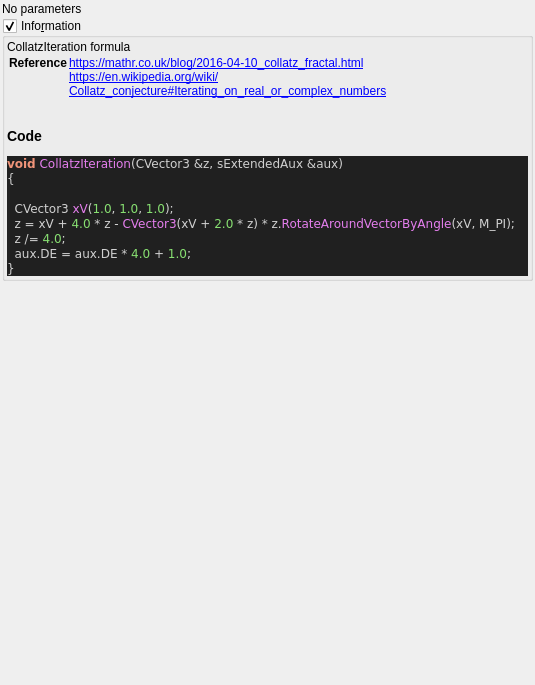
Qt form mandelbulber2/qt_data/fractal_collatz.ui (buddhi1980/mandelbulber2) before a commit.
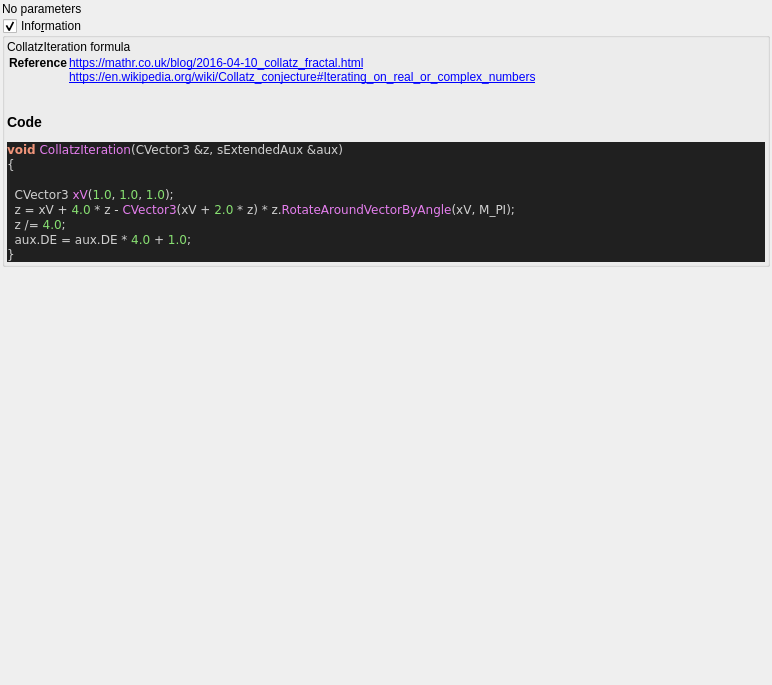
The same form after that commit. Custom widgets are drawn as their Qt base class.

```diff
--- a/mandelbulber2/qt_data/fractal_collatz.ui
+++ b/mandelbulber2/qt_data/fractal_collatz.ui
@@ -6,7 +6,7 @@
    <rect>
     <x>0</x>
     <y>0</y>
-    <width>535</width>
+    <width>772</width>
     <height>685</height>
    </rect>
   </property>
```
Left out of the diff: 3 changed lines with no effect on the pictures.
